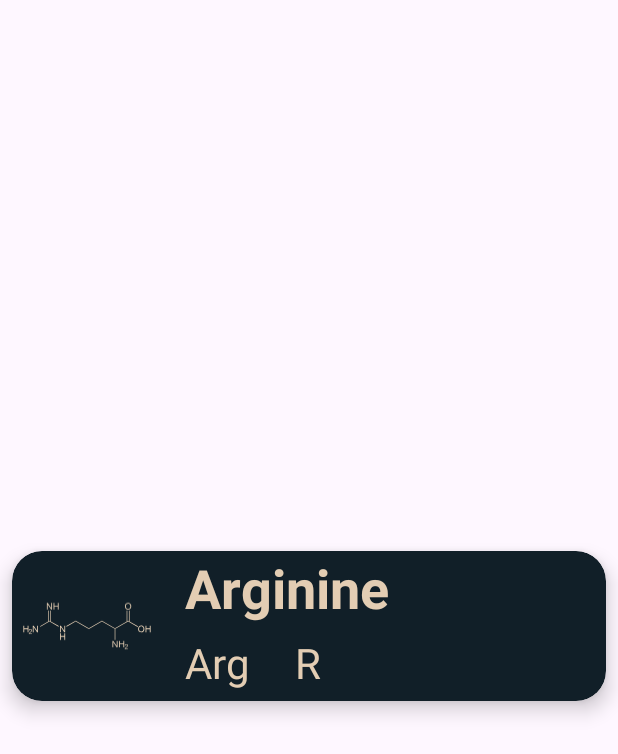
After one commit to ywvv/RecyclerViewAminoAcid, an Android app: the layout recycler_view_row.xml on its own in the app's theme, with its tools: preview values and no code run, on a phone screen of 412 x 824 dp. The commit adds this screen. Shown: the top 754 px of the screen. Run offline under Robolectric (Android 15) with nearby library versions, the phone set to English and light mode, and no system bars.

Commit message:
add activity_main.xml and recycler_view_row.xml

```diff
--- a/app/src/main/res/layout/activity_main.xml
+++ b/app/src/main/res/layout/activity_main.xml
@@ -6,13 +6,12 @@
     android:layout_height="match_parent"
     tools:context=".MainActivity">
 
-    <TextView
-        android:layout_width="wrap_content"
-        android:layout_height="wrap_content"
-        android:text="Hello World!"
+    <androidx.recyclerview.widget.RecyclerView
+        android:id="@+id/mRecyclerView"
+        android:layout_width="match_parent"
+        android:layout_height="match_parent"
         app:layout_constraintBottom_toBottomOf="parent"
         app:layout_constraintEnd_toEndOf="parent"
         app:layout_constraintStart_toStartOf="parent"
         app:layout_constraintTop_toTopOf="parent" />
-
 </androidx.constraintlayout.widget.ConstraintLayout>
--- /dev/null
+++ b/app/src/main/res/layout/recycler_view_row.xml
@@ -0,0 +1,77 @@
+<?xml version="1.0" encoding="utf-8"?>
+<androidx.constraintlayout.widget.ConstraintLayout xmlns:android="http://schemas.android.com/apk/res/android"
+    xmlns:app="http://schemas.android.com/apk/res-auto"
+    android:layout_width="match_parent"
+    android:layout_height="match_parent">
+
+    <androidx.cardview.widget.CardView
+        android:layout_width="match_parent"
+        android:layout_height="wrap_content"
+        android:layout_marginStart="8dp"
+        android:layout_marginTop="15dp"
+        android:layout_marginEnd="8dp"
+        android:layout_marginBottom="5dp"
+        app:cardBackgroundColor="@color/blueBlack"
+        app:cardCornerRadius="20dp"
+        app:cardElevation="8dp"
+        app:layout_constraintBottom_toBottomOf="parent"
+        app:layout_constraintEnd_toEndOf="parent"
+        app:layout_constraintStart_toStartOf="parent"
+        app:layout_constraintTop_toTopOf="parent">
+
+        <androidx.constraintlayout.widget.ConstraintLayout
+            android:layout_width="wrap_content"
+            android:layout_height="wrap_content">
+
+            <ImageView
+                android:id="@+id/imageView"
+                android:layout_width="100dp"
+                android:layout_height="100dp"
+                android:contentDescription="@string/molecule_name"
+                android:padding="5dp"
+                android:src="@drawable/ic_arginine"
+                app:layout_constraintBottom_toBottomOf="parent"
+                app:layout_constraintStart_toStartOf="parent"
+                app:layout_constraintTop_toTopOf="parent"
+                app:tint="@color/tanAccent" />
+
+            <TextView
+                android:id="@+id/textView"
+                android:layout_width="wrap_content"
+                android:layout_height="wrap_content"
+                android:layout_marginStart="15dp"
+                android:text="@string/molecule_name"
+                android:textColor="@color/tanAccent"
+                android:textSize="36sp"
+                android:textStyle="bold"
+                app:layout_constraintStart_toEndOf="@+id/imageView"
+                app:layout_constraintTop_toTopOf="parent" />
+
+            <TextView
+                android:id="@+id/textView2"
+                android:layout_width="wrap_content"
+                android:layout_height="wrap_content"
+                android:layout_marginStart="15dp"
+                android:text="@string/molecule_3Letter"
+                android:textColor="@color/tanAccent"
+                android:textSize="28sp"
+                app:layout_constraintBottom_toBottomOf="parent"
+                app:layout_constraintStart_toEndOf="@+id/imageView"
+                app:layout_constraintTop_toBottomOf="@+id/textView" />
+
+            <TextView
+                android:id="@+id/textView3"
+                android:layout_width="wrap_content"
+                android:layout_height="wrap_content"
+                android:layout_marginStart="30dp"
+                android:text="@string/molecule_1Letter"
+                android:textColor="@color/tanAccent"
+                android:textSize="28sp"
+                app:layout_constraintBottom_toBottomOf="parent"
+                app:layout_constraintStart_toEndOf="@+id/textView2"
+                app:layout_constraintTop_toBottomOf="@+id/textView" />
+
+        </androidx.constraintlayout.widget.ConstraintLayout>
+
+    </androidx.cardview.widget.CardView>
+</androidx.constraintlayout.widget.ConstraintLayout>
--- a/app/src/main/res/values/colors.xml
+++ b/app/src/main/res/values/colors.xml
@@ -2,4 +2,6 @@
 <resources>
     <color name="black">#FF000000</color>
     <color name="white">#FFFFFFFF</color>
+    <color name="tanAccent">#E3CDB3</color>
+    <color name="blueBlack">#111F28</color>
 </resources>
--- a/app/src/main/res/values/strings.xml
+++ b/app/src/main/res/values/strings.xml
@@ -1,5 +1,8 @@
 <resources>
     <string name="app_name">RecyclerViewAminoAcid</string>
+    <string name="molecule_name">Arginine</string>
+    <string name="molecule_3Letter">Arg</string>
+    <string name="molecule_1Letter">R</string>
 
     <string-array name="amino_acids_full_txt">
         <item>Alanine</item>
```
